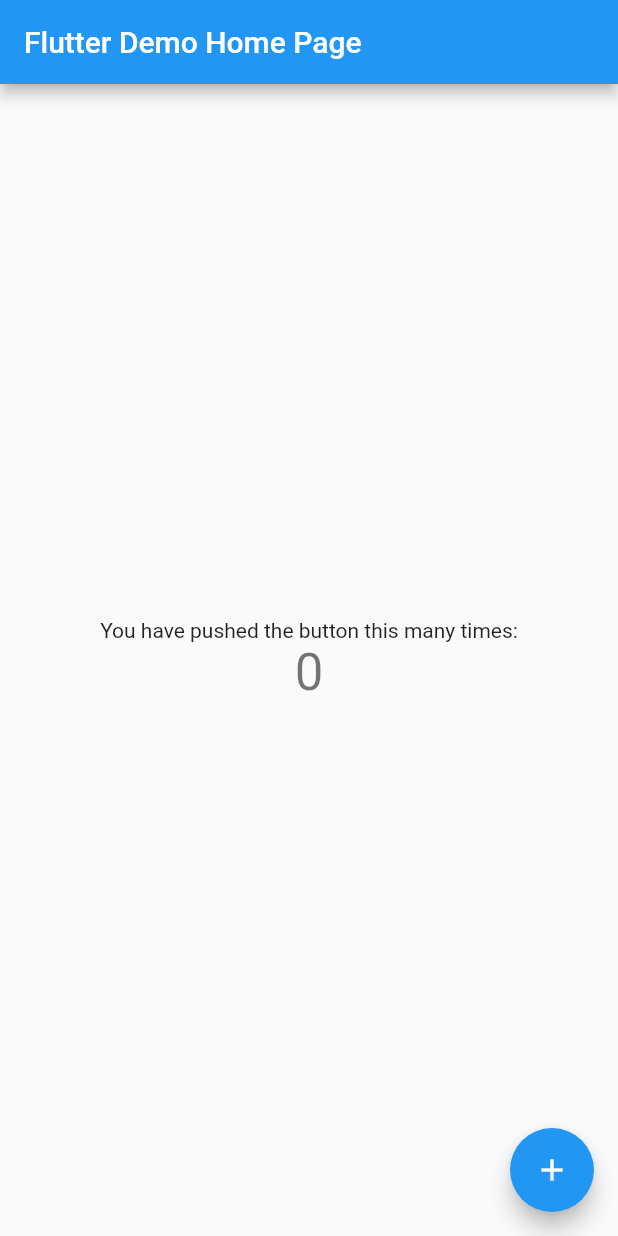
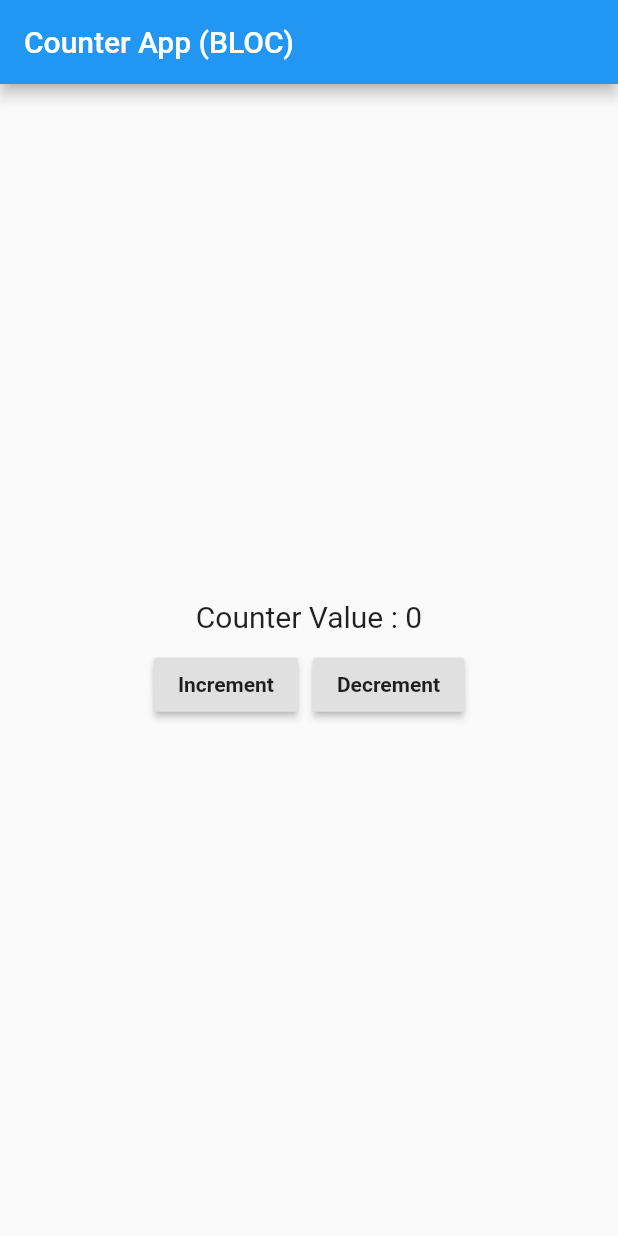
Before and after one commit to infiniteoverflow/Counter-BLOC, a Flutter app: the screen it shows after launch, on a phone screen of 412 x 824 dp. Run offline on Flutter 3.47's test engine with Material 2 defaults, Android fonts, the phone set to English and light mode, and no system bars; our stand-ins replace bloc, flutter_bloc.

Commit message:
Integrated Bloc pattern

```diff
--- /dev/null
+++ b/lib/counterBloc.dart
@@ -0,0 +1,21 @@
+import 'package:bloc/bloc.dart';
+
+enum CounterEvents {increment,decrement}
+
+class CounterBloc extends Bloc<CounterEvents,int> {
+  CounterBloc(int initialState) : super(initialState);
+
+  @override
+  Stream<int> mapEventToState(CounterEvents event) async*{
+    // TODO: implement mapEventToState
+    switch (event) {
+      case CounterEvents.increment:
+        yield state + 1;
+        break;
+      case CounterEvents.decrement:
+        yield state - 1;
+        break;
+    }
+  }
+
+}
--- a/lib/main.dart
+++ b/lib/main.dart
@@ -1,4 +1,8 @@
+import 'dart:developer';
+
+import 'package:counter_bloc/counterBloc.dart';
 import 'package:flutter/material.dart';
+import 'package:flutter_bloc/flutter_bloc.dart';
 
 void main() {
   runApp(MyApp());
@@ -22,92 +26,80 @@ class MyApp extends StatelessWidget {
         // is not restarted.
         primarySwatch: Colors.blue,
       ),
-      home: MyHomePage(title: 'Flutter Demo Home Page'),
+      home: Scaffold(
+        appBar: AppBar(
+          title: Text('Counter App (BLOC)'),
+        ),
+        body: BlocProvider<CounterBloc>(
+          create: (context) => CounterBloc(0),
+          child: MyHomePage()
+        ),
+      )
     );
   }
 }
 
-class MyHomePage extends StatefulWidget {
-  MyHomePage({Key key, this.title}) : super(key: key);
 
-  // This widget is the home page of your application. It is stateful, meaning
-  // that it has a State object (defined below) that contains fields that affect
-  // how it looks.
+class MyHomePage extends StatelessWidget {
 
-  // This class is the configuration for the state. It holds the values (in this
-  // case the title) provided by the parent (in this case the App widget) and
-  // used by the build method of the State. Fields in a Widget subclass are
-  // always marked "final".
-
-  final String title;
-
-  @override
-  _MyHomePageState createState() => _MyHomePageState();
-}
-
-class _MyHomePageState extends State<MyHomePage> {
-  int _counter = 0;
-
-  void _incrementCounter() {
-    setState(() {
-      // This call to setState tells the Flutter framework that something has
-      // changed in this State, which causes it to rerun the build method below
-      // so that the display can reflect the updated values. If we changed
-      // _counter without calling setState(), then the build method would not be
-      // called again, and so nothing would appear to happen.
-      _counter++;
-    });
-  }
 
   @override
   Widget build(BuildContext context) {
-    // This method is rerun every time setState is called, for instance as done
-    // by the _incrementCounter method above.
-    //
-    // The Flutter framework has been optimized to make rerunning build methods
-    // fast, so that you can just rebuild anything that needs updating rather
-    // than having to individually change instances of widgets.
-    return Scaffold(
-      appBar: AppBar(
-        // Here we take the value from the MyHomePage object that was created by
-        // the App.build method, and use it to set our appbar title.
-        title: Text(widget.title),
-      ),
-      body: Center(
-        // Center is a layout widget. It takes a single child and positions it
-        // in the middle of the parent.
+
+    final _counterBloc = BlocProvider.of<CounterBloc>(context);
+    print(1);
+
+    return Center(
+
         child: Column(
-          // Column is also a layout widget. It takes a list of children and
-          // arranges them vertically. By default, it sizes itself to fit its
-          // children horizontally, and tries to be as tall as its parent.
-          //
-          // Invoke "debug painting" (press "p" in the console, choose the
-          // "Toggle Debug Paint" action from the Flutter Inspector in Android
-          // Studio, or the "Toggle Debug Paint" command in Visual Studio Code)
-          // to see the wireframe for each widget.
-          //
-          // Column has various properties to control how it sizes itself and
-          // how it positions its children. Here we use mainAxisAlignment to
-          // center the children vertically; the main axis here is the vertical
-          // axis because Columns are vertical (the cross axis would be
-          // horizontal).
           mainAxisAlignment: MainAxisAlignment.center,
           children: <Widget>[
-            Text(
-              'You have pushed the button this many times:',
+
+            BlocBuilder<CounterBloc,int>(
+              builder: (context,int state) {
+                return Text(
+                  "Counter Value : $state",
+                  style: TextStyle(
+                    fontSize: 20,
+                  ),
+                );
+              }
             ),
-            Text(
-              '$_counter',
-              style: Theme.of(context).textTheme.headline4,
-            ),
+
+            SizedBox(height: 10,),
+
+            Row(
+              mainAxisAlignment: MainAxisAlignment.center,
+              children: [
+                RaisedButton(
+                  onPressed: () {
+                    _counterBloc.add(CounterEvents.increment);
+                  },
+                  child: Text(
+                    "Increment",
+                    style: TextStyle(
+                      fontWeight: FontWeight.bold
+                    ),
+                  ),
+                ),
+
+                SizedBox(width: 10,),
+
+                RaisedButton(
+                  onPressed: () {
+                    _counterBloc.add(CounterEvents.decrement);
+                  },
+                  child: Text(
+                    "Decrement",
+                    style: TextStyle(
+                      fontWeight: FontWeight.bold
+                    ),
+                  ),
+                )
+              ],
+            )
           ],
         ),
-      ),
-      floatingActionButton: FloatingActionButton(
-        onPressed: _incrementCounter,
-        tooltip: 'Increment',
-        child: Icon(Icons.add),
-      ), // This trailing comma makes auto-formatting nicer for build methods.
     );
   }
 }
```
Also changed, not shown: pubspec.yaml (+3 -11 lines), pubspec.lock, 1 other file.
